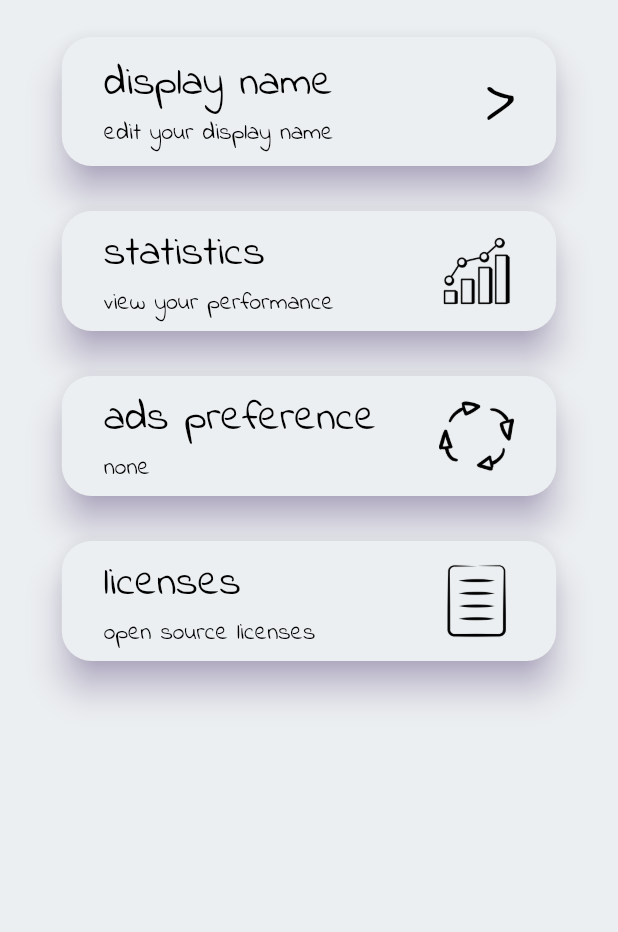
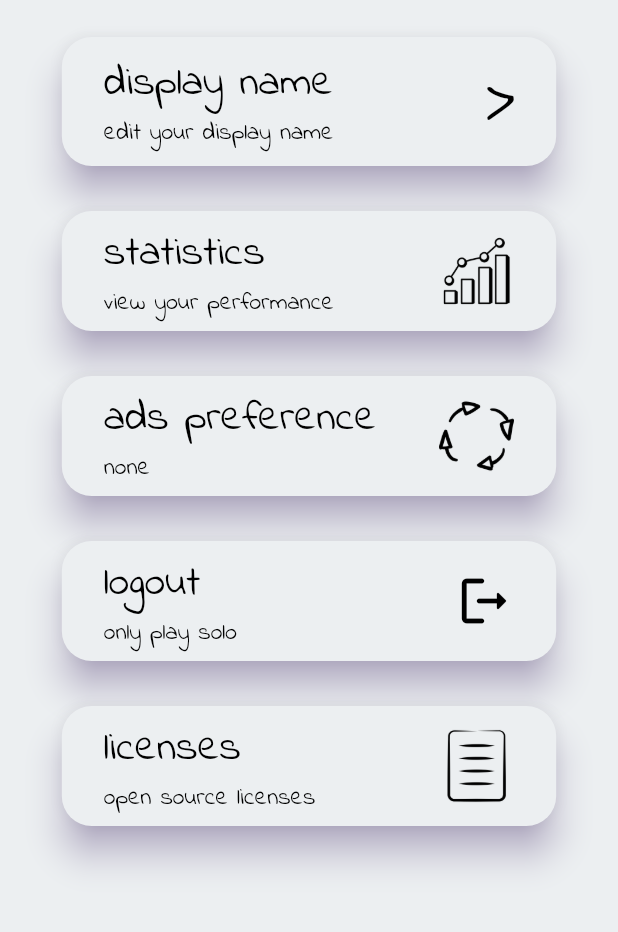
Before and after one commit to eggnogdev/sudokgo, a Flutter app: the OptionsScreen screen opened by its route, on a phone screen of 412 x 824 dp, the part 77-1009 px from its top. Run offline on Flutter 3.47's test engine with Material 2 defaults, Android fonts, the phone set to English and light mode, and no system bars; our stand-ins replace go_router, google_mobile_ads, hive, hive_flutter, supabase_flutter; missing offline and left inert: flutter_custom_license_page, sliding_switch, sudoku_solver_generator; accounts and stored records are empty.

Commit message:
login and logout from within the app (#7)

```diff
--- a/lib/src/api/api.dart
+++ b/lib/src/api/api.dart
@@ -12,4 +12,12 @@ class SudokGoApi {
       emailRedirectTo: 'com.danielegorov.sudokgo://login-callback/',
     );
   }
+
+  static Session? session() {
+    return supabase.auth.currentSession;
+  }
+
+  static Future<void> logout() async {
+    await supabase.auth.signOut();
+  }
 }
--- a/lib/src/onboarding/onboarding_screen.dart
+++ b/lib/src/onboarding/onboarding_screen.dart
@@ -37,7 +37,6 @@ class _OnboardingScreenState extends State<OnboardingScreen> {
   @override
   void initState() {
     authStateSubscription = SudokGoApi.supabase.auth.onAuthStateChange.listen((data) {
-      log('auth state changed');
       if (redirecting) return;
       final session = data.session;
       if (session != null) {
--- a/lib/src/options_screen/options_screen.dart
+++ b/lib/src/options_screen/options_screen.dart
@@ -1,17 +1,24 @@
 import 'package:flutter/material.dart';
 import 'package:go_router/go_router.dart';
+import 'package:sudokgo/src/api/api.dart';
 import 'package:sudokgo/src/hive/hive_wrapper.dart';
 import 'package:sudokgo/src/monetization/ads_preference.dart';
+import 'package:sudokgo/src/online/online_status.dart';
 import 'package:sudokgo/src/options_screen/display_name_dialog.dart';
+import 'package:sudokgo/src/options_screen/login_dialog.dart';
 import 'package:sudokgo/src/widgets/coming_soon_dialog.dart';
 import 'package:sudokgo/src/widgets/menu_button.dart';
 import 'package:sudokgo/src/widgets/sudokgo_app_bar.dart';
+import 'package:supabase_flutter/supabase_flutter.dart';
 
 class OptionsScreen extends StatelessWidget {
   const OptionsScreen({super.key});
 
   @override
   Widget build(BuildContext context) {
+    final double width = MediaQuery.of(context).size.width / 1.25;
+    final Session? session = SudokGoApi.session();
+
     return WillPopScope(
       onWillPop: () async {
         backOnPressed(context);
@@ -50,7 +57,7 @@ class OptionsScreen extends StatelessWidget {
                           fontSize: 48.0,
                         ),
                       ),
-                      width: MediaQuery.of(context).size.width / 1.25,
+                      width: width,
                       onPressed: () {
                         showDialog(
                           context: context,
@@ -66,7 +73,7 @@ class OptionsScreen extends StatelessWidget {
                         width: 50.0,
                         child: Image.asset('assets/images/statistics.png'),
                       ),
-                      width: MediaQuery.of(context).size.width / 1.25,
+                      width: width,
                       onPressed: () {
                         showDialog(
                           context: context,
@@ -85,7 +92,7 @@ class OptionsScreen extends StatelessWidget {
                             width: 50.0,
                             child: Image.asset('assets/images/spin_icon.png'),
                           ),
-                          width: MediaQuery.of(context).size.width / 1.25,
+                          width: width,
                           onPressed: () {
                             int currentValue = HiveWrapper.getAdsPreference().value;
 
@@ -101,6 +108,34 @@ class OptionsScreen extends StatelessWidget {
                       }
                     ),
                     gap,
+                    session == null ? SudokGoMenuButton(
+                      width: width,
+                      title: 'login',
+                      subtitle: 'access online features',
+                      suffixIcon: const Icon(
+                        Icons.login_rounded,
+                        size: 40.0,
+                      ),
+                      onPressed: () {
+                        showDialog(
+                          context: context,
+                          builder: (context) => const LoginDialog(),
+                        );
+                      },
+                    ) : SudokGoMenuButton(
+                      width: width,
+                      title: 'logout',
+                      subtitle: 'only play solo',
+                      suffixIcon: const Icon(
+                        Icons.logout_rounded,
+                        size: 40.0,
+                      ),
+                      onPressed: () {
+                        SudokGoApi.logout().then((value) => GoRouter.of(context).go('/'));
+                        OnlineStatus.online.value = false;
+                      },
+                    ),
+                    gap,
                     SudokGoMenuButton(
                       title: 'licenses',
                       subtitle: 'open source licenses',
@@ -108,7 +143,7 @@ class OptionsScreen extends StatelessWidget {
                         width: 50.0,
                         child: Image.asset('assets/images/licenses.png'),
                       ),
-                      width: MediaQuery.of(context).size.width / 1.25,
+                      width: width,
                       onPressed: () {
                         GoRouter.of(context).go('/licenses');
                       },
--- a/lib/src/widgets/text_field.dart
+++ b/lib/src/widgets/text_field.dart
@@ -18,6 +18,7 @@ class SudokGoTextField extends StatelessWidget {
   Widget build(BuildContext context) {
     return Column(
       crossAxisAlignment: CrossAxisAlignment.start,
+      mainAxisSize: MainAxisSize.min,
       children: [
         Row(
           children: [
```
Also changed, not shown: lib/src/options_screen/login_dialog.dart (added, +82 -0 lines).
